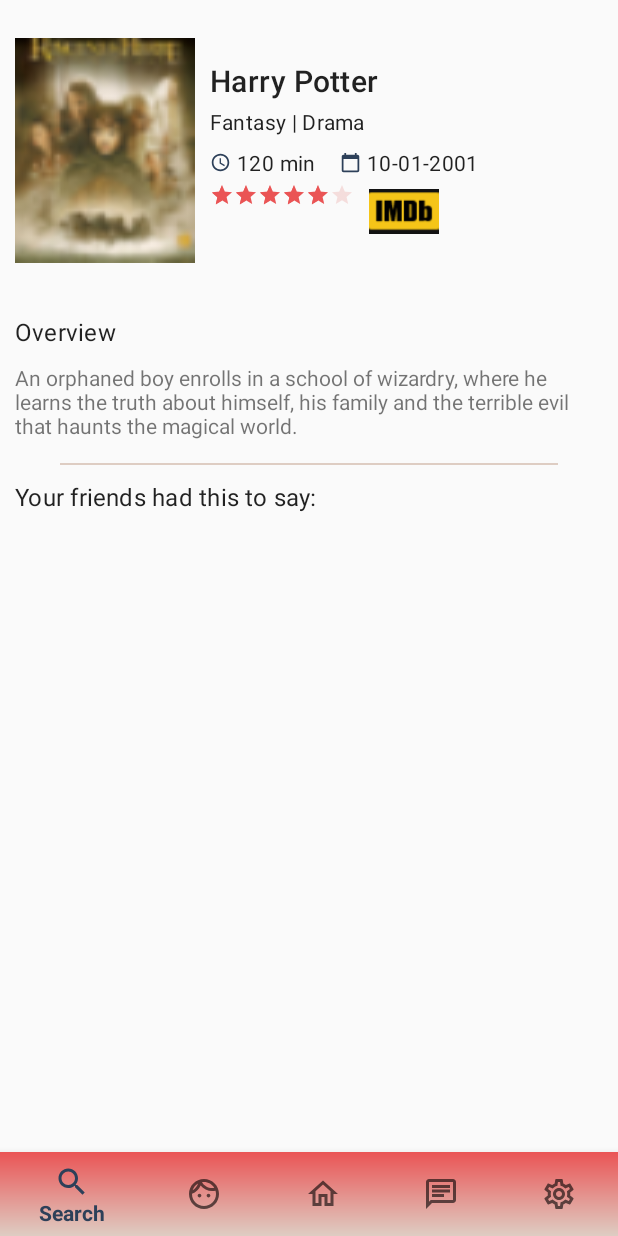
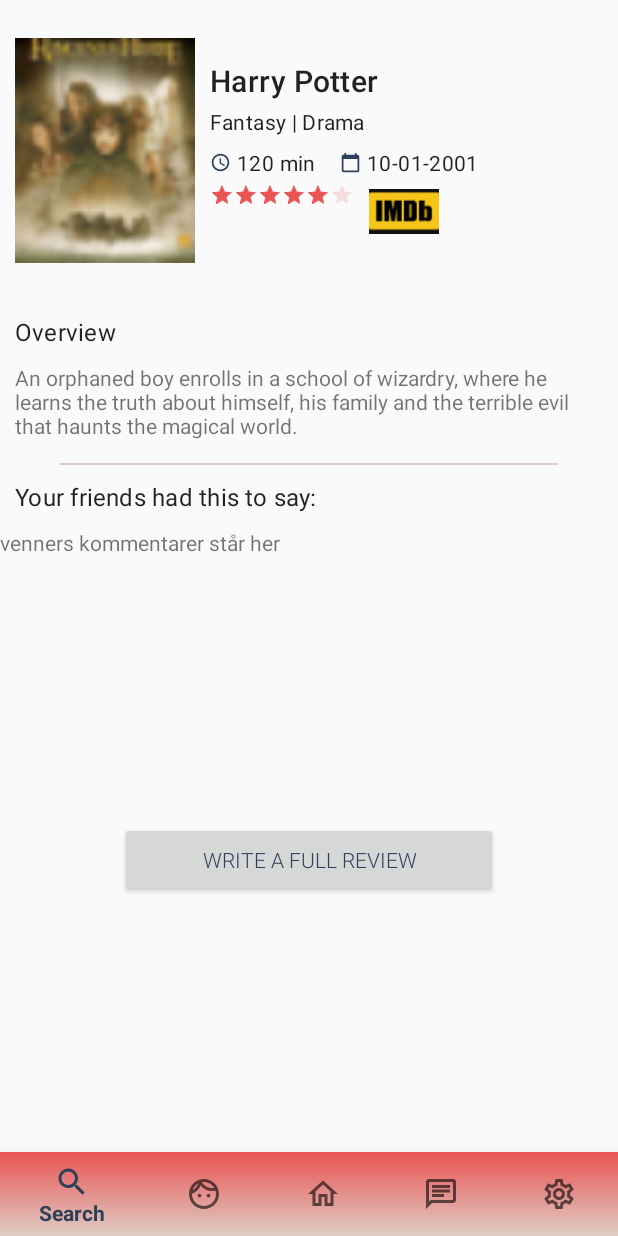
Before and after one commit to Isling98/SocialFilm, an Android app: the fragment MovieDetailsFragment placed in its activity, on a phone screen of 412 x 824 dp. Run offline under Robolectric (Android 15) with nearby library versions, the phone set to English and light mode, and no system bars.

Commit message:
slides mellem navigationsbaren

```diff
--- a/app/src/main/java/com/example/yndlingsfilm/MovieDetailsFragment.java
+++ b/app/src/main/java/com/example/yndlingsfilm/MovieDetailsFragment.java
@@ -12,6 +12,7 @@
 import android.view.LayoutInflater;
 import android.view.View;
 import android.view.ViewGroup;
+import android.widget.Button;
 import android.widget.ImageView;
 import android.widget.RatingBar;
 import android.widget.TextView;
@@ -32,6 +33,7 @@
     TextView overview;
     TextView releaseDate;
     RatingBar rating;
+    Button writeReviewButton;
 
 
     @Override
@@ -52,6 +54,7 @@
         overview = view.findViewById(R.id.overview);
         releaseDate = view.findViewById(R.id.releaseDate);
         rating = view.findViewById(R.id.rating);
+        writeReviewButton = view.findViewById(R.id.writeReviewButton);
 
         movieTitle.setText(movie.getMovieTitle());
         overview.setText(movie.getOverview());
@@ -61,6 +64,14 @@
         moviePic.setImageResource(movie.getMoviePic());
 
 
+        writeReviewButton.setOnClickListener(new View.OnClickListener() {
+            @Override
+            public void onClick(View view) {
+                getFragmentManager().beginTransaction().setCustomAnimations(R.anim.slide_in_right,
+                        R.anim.slide_out_left).replace(R.id.fragment_nagivation, new WriteReviewFragment())
+                        .addToBackStack(null).commit();
+            }
+        });
 
         imdbLink.setOnClickListener(view1 -> {
             //åben imdb-link.
--- /dev/null
+++ b/app/src/main/res/anim/slide_in_left.xml
@@ -0,0 +1,7 @@
+<?xml version="1.0" encoding="utf-8"?>
+<set xmlns:android="http://schemas.android.com/apk/res/android">
+    <translate android:fromXDelta="-50%p" android:toXDelta="0"
+        android:duration="@android:integer/config_mediumAnimTime"/>
+    <alpha android:fromAlpha="0.0" android:toAlpha="1.0"
+        android:duration="@android:integer/config_mediumAnimTime" />
+</set>
--- /dev/null
+++ b/app/src/main/res/anim/slide_in_right.xml
@@ -0,0 +1,7 @@
+<?xml version="1.0" encoding="utf-8"?>
+<set xmlns:android="http://schemas.android.com/apk/res/android">
+    <translate android:fromXDelta="50%p" android:toXDelta="0"
+        android:duration="@android:integer/config_mediumAnimTime"/>
+    <alpha android:fromAlpha="0.0" android:toAlpha="1.0"
+        android:duration="@android:integer/config_mediumAnimTime" />
+</set>
--- /dev/null
+++ b/app/src/main/res/anim/slide_out_left.xml
@@ -0,0 +1,7 @@
+<?xml version="1.0" encoding="utf-8"?>
+<set xmlns:android="http://schemas.android.com/apk/res/android">
+    <translate android:fromXDelta="0" android:toXDelta="-50%p"
+        android:duration="@android:integer/config_mediumAnimTime"/>
+    <alpha android:fromAlpha="1.0" android:toAlpha="0.0"
+        android:duration="@android:integer/config_mediumAnimTime" />
+</set>
--- /dev/null
+++ b/app/src/main/res/anim/slide_out_right.xml
@@ -0,0 +1,7 @@
+<?xml version="1.0" encoding="utf-8"?>
+<set xmlns:android="http://schemas.android.com/apk/res/android">
+    <translate android:fromXDelta="0" android:toXDelta="50%p"
+        android:duration="@android:integer/config_mediumAnimTime"/>
+    <alpha android:fromAlpha="1.0" android:toAlpha="0.0"
+        android:duration="@android:integer/config_mediumAnimTime" />
+</set>
--- a/app/src/main/res/layout/fragment_movie_details.xml
+++ b/app/src/main/res/layout/fragment_movie_details.xml
@@ -137,7 +137,32 @@
             android:text="Your friends had this to say:"
             android:textAppearance="@style/TextAppearance.MaterialComponents.Subtitle1"
             android:layout_margin="10dp"/>
+
+        <LinearLayout
+            android:layout_width="match_parent"
+            android:layout_height="180dp">
+
+            <TextView
+                android:layout_width="match_parent"
+                android:layout_height="wrap_content"
+                android:text="venners kommentarer står her"/>
+        </LinearLayout>
+
+
+        <Button
+            android:id="@+id/writeReviewButton"
+            android:layout_width="match_parent"
+            android:layout_height="50dp"
+            android:layout_marginTop="16dp"
+            android:layout_marginRight="80dp"
+            android:layout_marginLeft="80dp"
+            android:text="Write a full review"
+            android:fontFamily="sans-serif-light"
+            android:textColor="@color/theme1"/>
+
     </LinearLayout>
 
 
+
+
 </RelativeLayout>
```
Also changed, not shown: app/src/main/java/com/example/yndlingsfilm/MainActivity.java (+24 -3 lines), app/src/main/java/com/example/yndlingsfilm/WriteReviewFragment.java (added, +19 -0 lines), app/src/main/res/layout/fragment_write_review.xml (added, +82 -0 lines).
